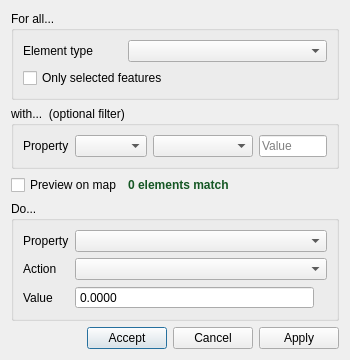
First picture: the form in ui/edition/qgisred_groupedit_dialog.ui, repository qgisred/QGISRed, before the edit.
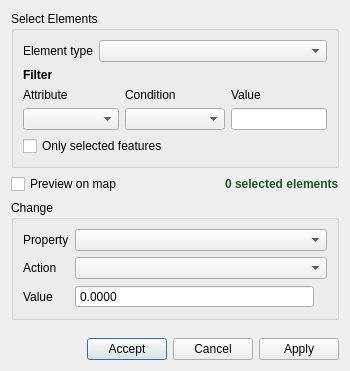
Second picture: the form after the edit.

Commit message: Group edit: merge filter into Select Elements section

The edit to the form file:
```diff
--- a/ui/edition/qgisred_groupedit_dialog.ui
+++ b/ui/edition/qgisred_groupedit_dialog.ui
@@ -7,7 +7,7 @@
     <x>0</x>
     <y>0</y>
     <width>350</width>
-    <height>300</height>
+    <height>371</height>
    </rect>
   </property>
   <property name="minimumSize">
@@ -25,7 +25,7 @@
      <item>
       <widget class="QGroupBox" name="gbTarget">
        <property name="title">
-        <string>For all...</string>
+        <string>Select Elements</string>
        </property>
        <layout class="QGridLayout" name="targetGrid">
         <item row="0" column="0">
@@ -38,7 +38,7 @@
           </property>
          </widget>
         </item>
-        <item row="0" column="1" colspan="2">
+        <item row="0" column="1">
          <widget class="QComboBox" name="cbElementType">
           <property name="sizePolicy">
            <sizepolicy hsizetype="Expanding" vsizetype="Fixed">
@@ -48,40 +48,66 @@
           </property>
          </widget>
         </item>
-        <item row="1" column="0" colspan="3">
+        <item row="2" column="0" colspan="2">
+         <widget class="QLabel" name="lblFilterCaption">
+          <property name="font">
+           <font>
+            <weight>75</weight>
+            <bold>true</bold>
+           </font>
+          </property>
+          <property name="text">
+           <string>Filter</string>
+          </property>
+         </widget>
+        </item>
+        <item row="5" column="0" colspan="2">
          <widget class="QCheckBox" name="chkOnlySelected">
           <property name="text">
            <string>Only selected features</string>
           </property>
          </widget>
         </item>
-       </layout>
-      </widget>
-     </item>
-     <item>
-      <widget class="QGroupBox" name="gbFilter">
-       <property name="title">
-        <string>with...  (optional filter)</string>
-       </property>
+        <item row="3" column="0" colspan="2">
        <layout class="QGridLayout" name="filterGrid">
         <item row="0" column="0">
          <widget class="QLabel" name="lblFilterProperty">
           <property name="text">
-           <string>Property</string>
+             <string>Attribute</string>
+            </property>
+            <property name="buddy">
+             <cstring>cbFilterProperty</cstring>
           </property>
          </widget>
         </item>
         <item row="0" column="1">
-         <widget class="QComboBox" name="cbFilterProperty">
-          <property name="sizePolicy">
-           <sizepolicy hsizetype="Expanding" vsizetype="Fixed">
-            <horstretch>1</horstretch>
-            <verstretch>0</verstretch>
-           </sizepolicy>
+           <widget class="QLabel" name="lblFilterCondition">
+            <property name="text">
+             <string>Condition</string>
+            </property>
+            <property name="buddy">
+             <cstring>cbFilterOperator</cstring>
           </property>
          </widget>
         </item>
         <item row="0" column="2">
+           <widget class="QLabel" name="lblFilterValue">
+            <property name="text">
+             <string>Value</string>
+            </property>
+           </widget>
+          </item>
+          <item row="1" column="0">
+           <widget class="QComboBox" name="cbFilterProperty">
+            <property name="sizePolicy">
+             <sizepolicy hsizetype="Expanding" vsizetype="Fixed">
+              <horstretch>1</horstretch>
+              <verstretch>0</verstretch>
+             </sizepolicy>
+            </property>
+           </widget>
+          </item>
+          <item row="1" column="1">
          <widget class="QComboBox" name="cbFilterOperator">
           <property name="sizePolicy">
            <sizepolicy hsizetype="Expanding" vsizetype="Fixed">
@@ -97,18 +123,17 @@
           </property>
          </widget>
         </item>
-        <item row="0" column="3">
+          <item row="1" column="2">
          <widget class="QLineEdit" name="leFilterValue">
           <property name="sizePolicy">
            <sizepolicy hsizetype="Expanding" vsizetype="Fixed">
-            <horstretch>3</horstretch>
+              <horstretch>1</horstretch>
             <verstretch>0</verstretch>
            </sizepolicy>
           </property>
-          <property name="placeholderText">
-           <string>Value</string>
-          </property>
-         </widget>
+           </widget>
+          </item>
+         </layout>
         </item>
        </layout>
       </widget>
@@ -122,16 +147,6 @@
          </property>
         </widget>
        </item>
-       <item>
-        <widget class="QLabel" name="lblAffectedCount">
-         <property name="styleSheet">
-          <string>color: #155724; font-weight: bold;</string>
-         </property>
-         <property name="text">
-          <string>0 elements match</string>
-         </property>
-        </widget>
-       </item>
        <item>
         <spacer name="previewSpacer">
          <property name="orientation">
@@ -145,12 +160,22 @@
          </property>
         </spacer>
        </item>
+       <item>
+        <widget class="QLabel" name="lblAffectedCount">
+         <property name="styleSheet">
+          <string>color: #155724; font-weight: bold;</string>
+         </property>
+         <property name="text">
+          <string>0 selected elements</string>
+         </property>
+        </widget>
+       </item>
       </layout>
      </item>
      <item>
       <widget class="QGroupBox" name="gbAction">
        <property name="title">
-        <string>Do...</string>
+        <string>Change</string>
        </property>
        <layout class="QGridLayout" name="actionGrid">
         <item row="0" column="0">
```
Left out of the diff: 2 changed lines with no effect on the pictures. Lines whose indentation alone changed are shown as unchanged. The commit also changes 1 other file.
